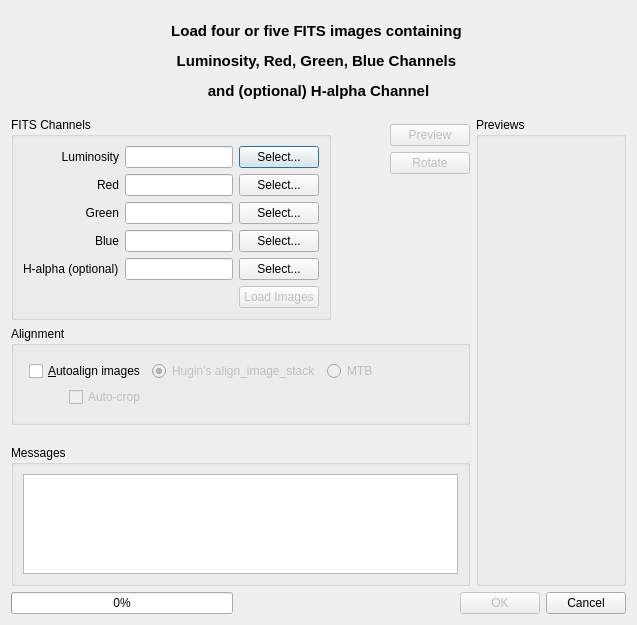
This is src/UI/FitsImporter.ui in LuminanceHDR/LuminanceHDR as Qt 5 draws it before an edit. The edited form follows.
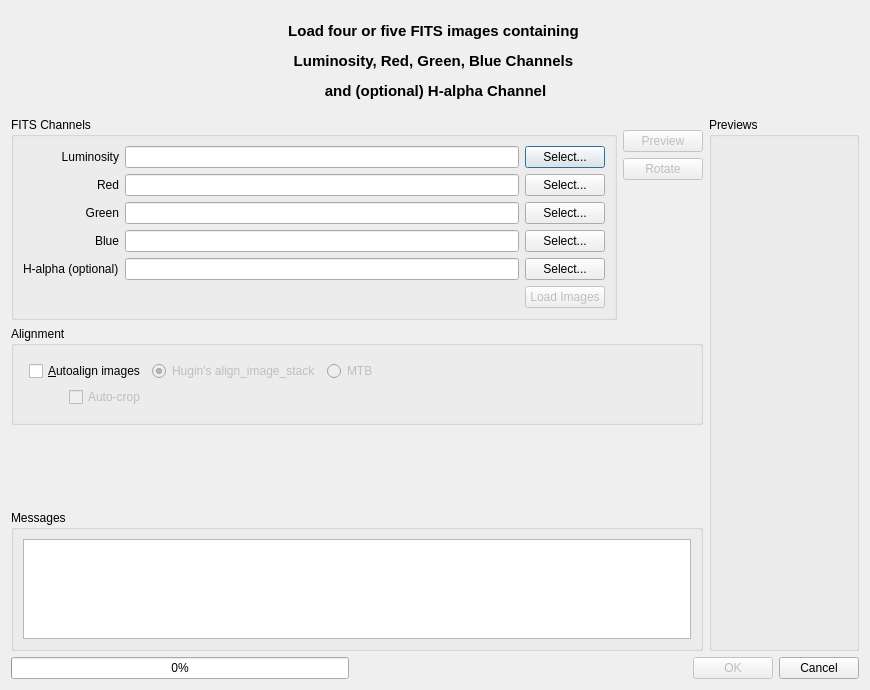
This is the edited form. Icons and pictures are not drawn.

Commit message: [FITS]: Remove mutex, fix preview, some GUI changes

Diff of the .ui file:
```diff
--- a/src/UI/FitsImporter.ui
+++ b/src/UI/FitsImporter.ui
@@ -6,16 +6,34 @@
    <rect>
     <x>0</x>
     <y>0</y>
-    <width>637</width>
-    <height>625</height>
+    <width>870</width>
+    <height>690</height>
    </rect>
   </property>
+  <property name="sizePolicy">
+   <sizepolicy hsizetype="Fixed" vsizetype="Fixed">
+    <horstretch>0</horstretch>
+    <verstretch>0</verstretch>
+   </sizepolicy>
+  </property>
+  <property name="minimumSize">
+   <size>
+    <width>870</width>
+    <height>690</height>
+   </size>
+  </property>
+  <property name="maximumSize">
+   <size>
+    <width>870</width>
+    <height>690</height>
+   </size>
+  </property>
   <property name="windowTitle">
    <string>FITS Importer</string>
   </property>
-  <layout class="QGridLayout" name="gridLayout_10">
-   <item row="3" column="0">
-    <layout class="QVBoxLayout" name="verticalLayout_6">
+  <layout class="QGridLayout" name="gridLayout_5">
+   <item row="0" column="0">
+    <layout class="QVBoxLayout" name="verticalLayout_4">
      <item>
       <layout class="QHBoxLayout" name="horizontalLayout_6">
        <item>
@@ -110,8 +128,12 @@
       </layout>
      </item>
      <item>
-      <layout class="QGridLayout" name="gridLayout_4">
-       <item row="0" column="0" rowspan="2">
+      <layout class="QHBoxLayout" name="horizontalLayout_11">
+       <item>
+        <layout class="QVBoxLayout" name="verticalLayout_3">
+         <item>
+          <layout class="QHBoxLayout" name="horizontalLayout_9">
+           <item>
         <widget class="QGroupBox" name="grpFitsFiles">
          <property name="title">
           <string>FITS Channels</string>
@@ -308,9 +330,25 @@
          </layout>
         </widget>
        </item>
+           <item>
+            <layout class="QGridLayout" name="gridLayout_4">
        <item row="0" column="1">
-        <layout class="QGridLayout" name="gridLayout_5">
-         <item row="1" column="1">
+              <spacer name="verticalSpacer_3">
+               <property name="orientation">
+                <enum>Qt::Vertical</enum>
+               </property>
+               <property name="sizeType">
+                <enum>QSizePolicy::Fixed</enum>
+               </property>
+               <property name="sizeHint" stdset="0">
+                <size>
+                 <width>13</width>
+                 <height>13</height>
+                </size>
+               </property>
+              </spacer>
+             </item>
+             <item row="1" column="0" colspan="2">
           <widget class="QPushButton" name="pushButtonPreview">
            <property name="enabled">
             <bool>false</bool>
@@ -336,7 +374,7 @@
            </property>
           </widget>
          </item>
-         <item row="2" column="1">
+             <item row="2" column="0" colspan="2">
           <widget class="QPushButton" name="pushButtonClockwise">
            <property name="enabled">
             <bool>false</bool>
@@ -353,7 +391,7 @@
            </property>
           </widget>
          </item>
-         <item row="4" column="0">
+             <item row="3" column="0">
           <spacer name="verticalSpacer">
            <property name="orientation">
             <enum>Qt::Vertical</enum>
@@ -366,38 +404,11 @@
            </property>
           </spacer>
          </item>
-         <item row="2" column="0" rowspan="2">
-          <spacer name="horizontalSpacer_5">
-           <property name="orientation">
-            <enum>Qt::Horizontal</enum>
-           </property>
-           <property name="sizeHint" stdset="0">
-            <size>
-             <width>13</width>
-             <height>13</height>
-            </size>
-           </property>
-          </spacer>
-         </item>
-         <item row="0" column="1">
-          <spacer name="verticalSpacer_3">
-           <property name="orientation">
-            <enum>Qt::Vertical</enum>
-           </property>
-           <property name="sizeType">
-            <enum>QSizePolicy::Fixed</enum>
-           </property>
-           <property name="sizeHint" stdset="0">
-            <size>
-             <width>1</width>
-             <height>7</height>
-            </size>
-           </property>
-          </spacer>
-         </item>
-        </layout>
-       </item>
-       <item row="2" column="0" colspan="2">
+            </layout>
+           </item>
+          </layout>
+         </item>
+         <item>
         <widget class="QGroupBox" name="alignGroupBox">
          <property name="enabled">
           <bool>true</bool>
@@ -500,7 +511,7 @@
          </layout>
         </widget>
        </item>
-       <item row="3" column="0">
+         <item>
         <spacer name="verticalSpacer_2">
          <property name="orientation">
           <enum>Qt::Vertical</enum>
@@ -510,13 +521,13 @@
          </property>
          <property name="sizeHint" stdset="0">
           <size>
-           <width>1</width>
-           <height>1</height>
+             <width>13</width>
+             <height>13</height>
           </size>
          </property>
         </spacer>
        </item>
-       <item row="4" column="0" colspan="2">
+         <item>
         <widget class="QGroupBox" name="groupBoxMessages">
          <property name="sizePolicy">
           <sizepolicy hsizetype="MinimumExpanding" vsizetype="MinimumExpanding">
@@ -544,7 +555,9 @@
          </layout>
         </widget>
        </item>
-       <item row="0" column="2" rowspan="5">
+        </layout>
+       </item>
+       <item>
         <widget class="QGroupBox" name="grpPreviews">
          <property name="sizePolicy">
           <sizepolicy hsizetype="Fixed" vsizetype="MinimumExpanding">
```
Lines whose indentation alone changed are shown as unchanged. The commit also changes 2 other files.
